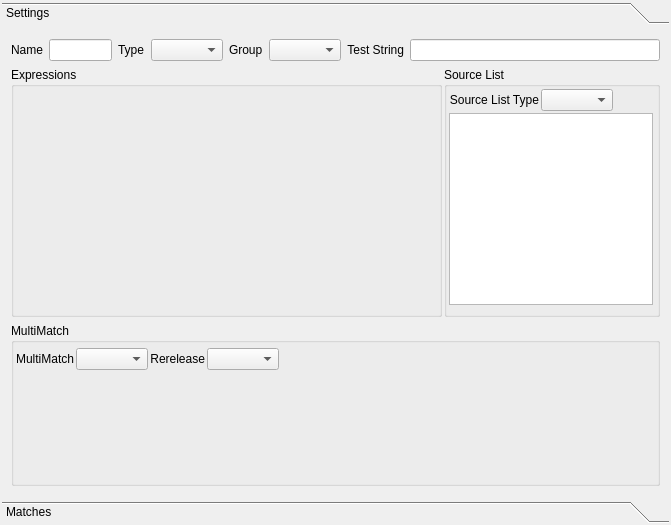
This is plugins/bitfinder/filter/filterdetails.ui in KDE/ktorrent as Qt 5 draws it before an edit. The edited form follows.
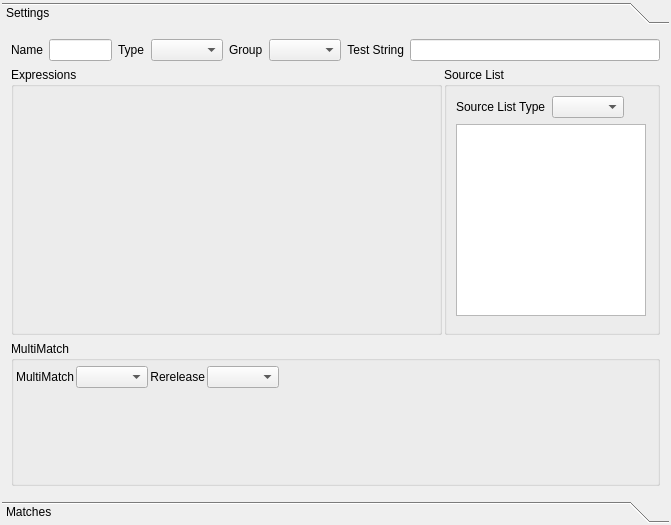
This is the edited form. Custom widgets are drawn as their Qt base class.

The edit to the form file:
```diff
--- a/plugins/bitfinder/filter/filterdetails.ui
+++ b/plugins/bitfinder/filter/filterdetails.ui
@@ -167,37 +167,13 @@
             <string>Source List</string>
            </property>
            <layout class="QVBoxLayout" >
-            <property name="spacing" >
-             <number>2</number>
-            </property>
-            <property name="leftMargin" >
-             <number>2</number>
-            </property>
-            <property name="topMargin" >
-             <number>2</number>
-            </property>
-            <property name="rightMargin" >
-             <number>2</number>
-            </property>
-            <property name="bottomMargin" >
-             <number>2</number>
-            </property>
             <item>
              <layout class="QHBoxLayout" >
               <item>
                <widget class="QLabel" name="sourceListTypeLabel" >
-                <property name="sizePolicy" >
-                 <sizepolicy vsizetype="Preferred" hsizetype="Fixed" >
-                  <horstretch>0</horstretch>
-                  <verstretch>0</verstretch>
-                 </sizepolicy>
-                </property>
                 <property name="text" >
                  <string>Source List Type</string>
                 </property>
-                <property name="alignment" >
-                 <set>Qt::AlignRight|Qt::AlignTrailing|Qt::AlignVCenter</set>
-                </property>
                </widget>
               </item>
               <item>
@@ -210,7 +186,7 @@
                 </property>
                 <property name="sizeHint" >
                  <size>
-                  <width>371</width>
+                  <width>4</width>
                   <height>20</height>
                  </size>
                 </property>
```
